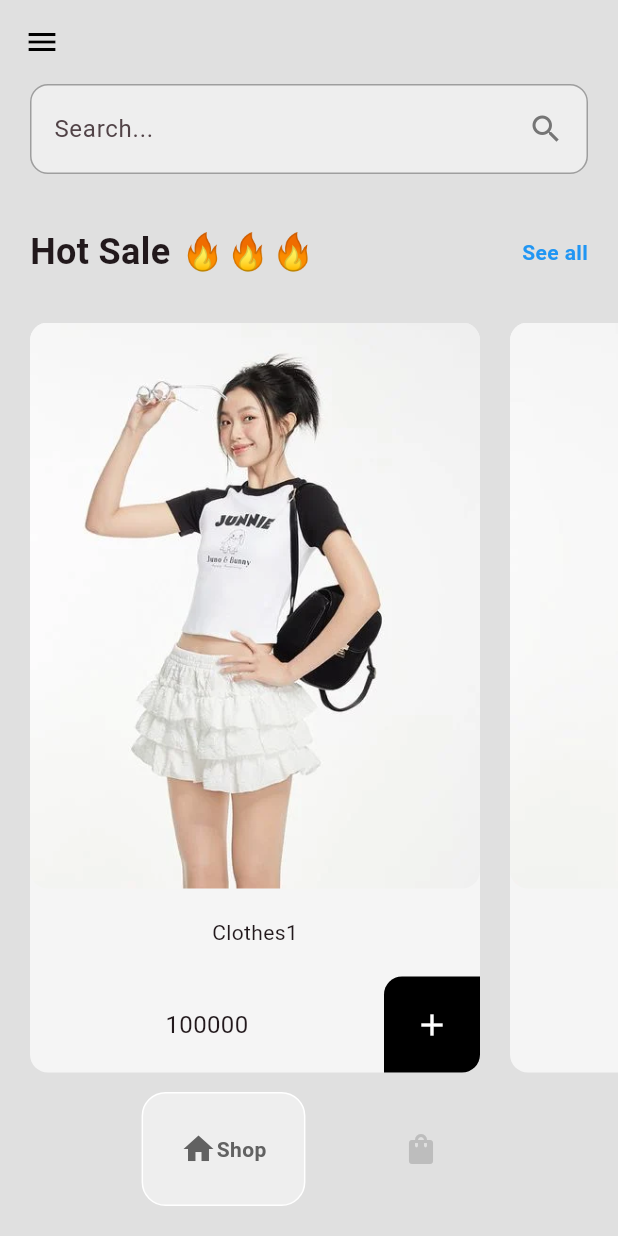
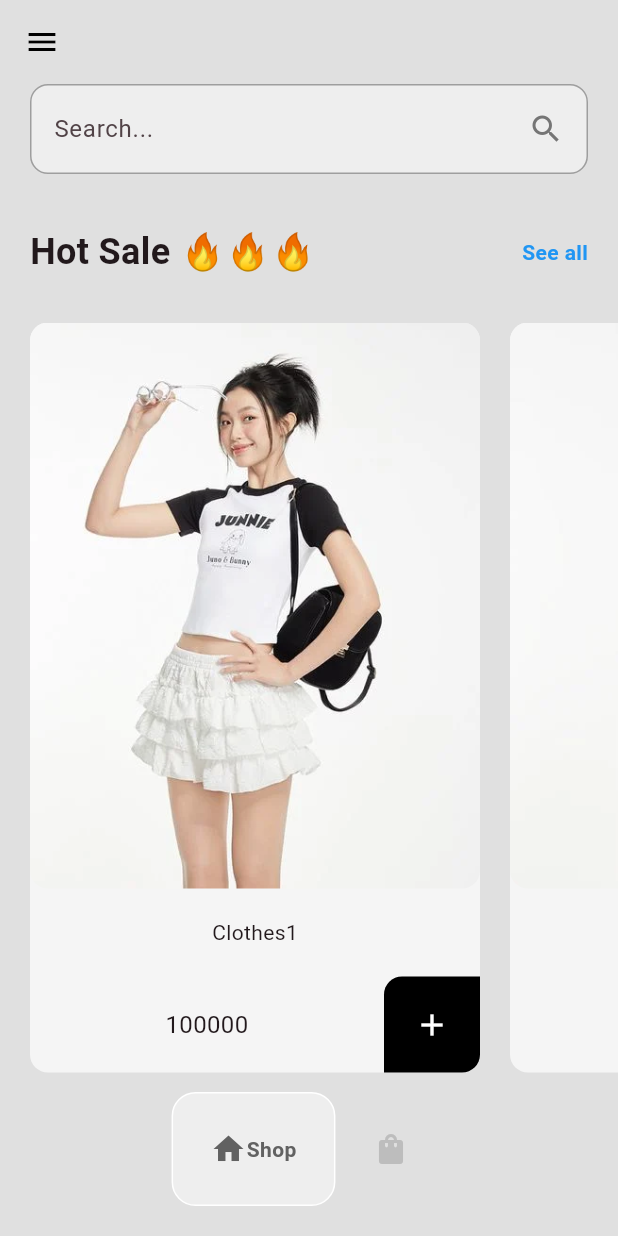
Before and after one commit to Middleboyno2/examples, a Flutter app: the HomePage screen opened directly, on a phone screen of 412 x 824 dp. Run offline on Flutter 3.47's test engine with Material 3 defaults, Android fonts, the phone set to English and light mode, and no system bars; drawn by our look-alikes of google_nav_bar; our stand-ins replace cloud_firestore, curved_navigation_bar, device_info_plus, firebase_auth, firebase_core, fl_chart and 8 more; missing offline and left inert: dart:ffi, mailer; accounts and stored records are empty.

Commit message:
release file .apk

```diff
--- a/ex3/lib/components/bottom_nav_bar.dart
+++ b/ex3/lib/components/bottom_nav_bar.dart
@@ -23,14 +23,14 @@ class CustomBottomAppBar extends StatelessWidget{
           GButton(
             icon: Icons.home,
             text: "Shop",
-            margin: EdgeInsets.only(right: 20),
+            // margin: EdgeInsets.only(right: 20),
 
           ),
 
           GButton(
             icon: Icons.shopping_bag_rounded,
             text: "Cart",
-            margin: EdgeInsets.only(left: 20),
+            // margin: EdgeInsets.only(left: 20),
           ),
 
 
```
Also changed, not shown: 2 other files.
